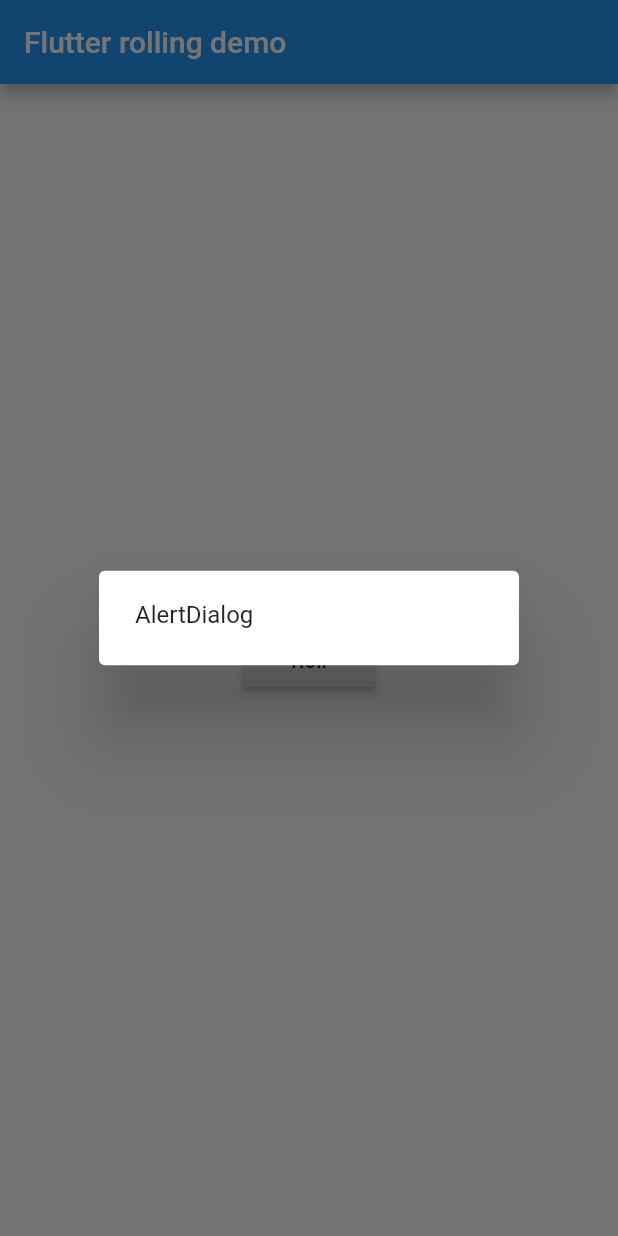
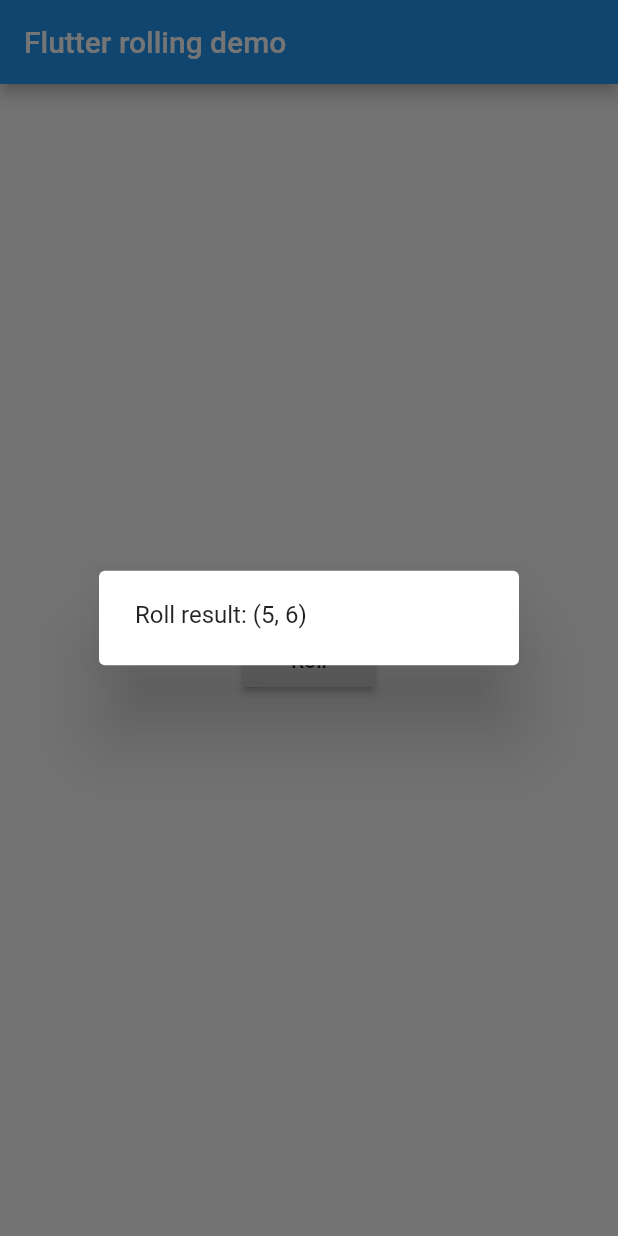
Before and after one commit to Jekton/flutter_demo, a Flutter app: the screen it shows after launch, after a tap on "Roll", on a phone screen of 412 x 824 dp. Run offline on Flutter 3.47's test engine with Material 2 defaults, Android fonts, the phone set to English and light mode, and no system bars.

Commit message:
Implement dice rolling

```diff
--- a/lib/main.dart
+++ b/lib/main.dart
@@ -1,3 +1,5 @@
+import 'dart:math';
+
 import 'package:flutter/material.dart';
 
 void main() {
@@ -43,6 +45,9 @@ class RollingButton extends StatefulWidget {
 
 // 可能看起来有点恶心，这里的泛型参数居然是 RollingButton
 class _RollingState extends State<RollingButton> {
+
+  final _random = Random();
+
   @override
   Widget build(BuildContext context) {
     return RaisedButton(
@@ -51,14 +56,21 @@ class _RollingState extends State<RollingButton> {
     );
   }
 
+  List<int> _roll() {
+    final roll1 = _random.nextInt(6) + 1;
+    final roll2 = _random.nextInt(6) + 1;
+    return [roll1, roll2];
+  }
+
   void _onPressed() {
     debugPrint('_RollingState._onPressed');
+    final rollResults = _roll();
     showDialog(
         // 第一个 context 是参数名，第二个 context 是 State 的成员变量
         context: context,
         builder: (_) {
           return AlertDialog(
-            content: Text('AlertDialog'),
+            content: Text('Roll result: (${rollResults[0]}, ${rollResults[1]})'),
           );
         }
     );
```
